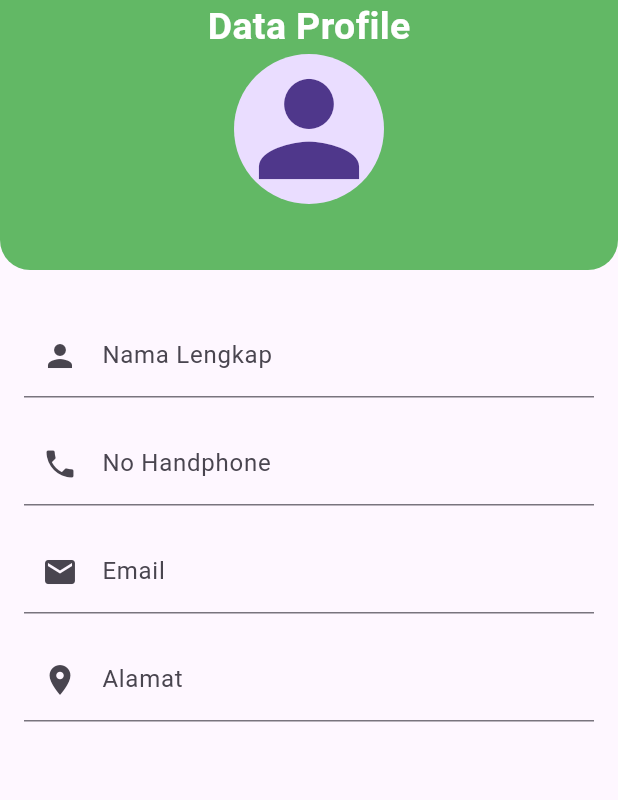
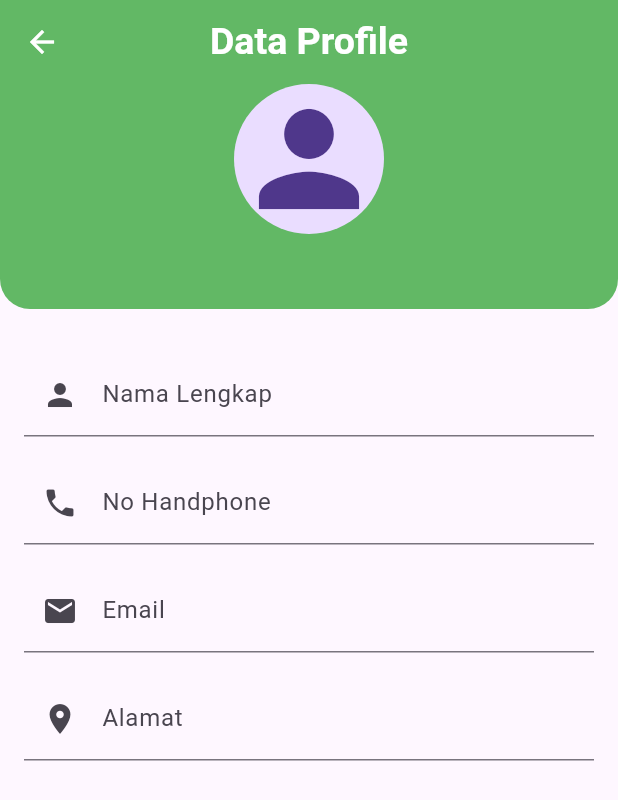
Before and after one commit to rafinas2133/banksampah, a Flutter app: the screen it shows once a user with an empty profile is signed in, item 4 of the bottom bar chosen, after a tap on "Data Profil", on a phone screen of 412 x 824 dp. Shown: the top 800 px of the screen. Run offline on Flutter 3.47's test engine with Material 3 defaults, Android fonts, the phone set to English and light mode, and no system bars; our stand-ins replace cloud_firestore, curved_navigation_bar, firebase_auth, firebase_core, flutter_spinkit; accounts and stored records are empty.

Commit message:
fix data profile, history

```diff
--- a/bank_sampah/lib/screens/home/profile.dart
+++ b/bank_sampah/lib/screens/home/profile.dart
@@ -30,12 +30,11 @@ class _ProfileState extends State<Profile> {
         if(snapshot.hasData){
 
           UserData? userData = snapshot.data;
-          return SafeArea(
-            child: Column(
+          return Column(
             children: [
               // Freeze Container
               Container(
-                  height: 180,
+                height: 200,
                 decoration: BoxDecoration(
                   color: Color.fromARGB(255, 98, 184, 101),
                   borderRadius: BorderRadius.only(
@@ -46,6 +45,7 @@ class _ProfileState extends State<Profile> {
                 child: Center(
                   child: Column(
                     children: [
+                      SizedBox(height: 20.0,),
                       Text(
                         'Profile',
                         style: TextStyle(
@@ -145,12 +145,12 @@ class _ProfileState extends State<Profile> {
                           ),
                         ),
                       ),
+                      SizedBox(height: 10.0,)
                     ],
                   ),
                 ),
               ),
             ],
-            ),
           );
         } else {
           return Loading();
--- a/bank_sampah/lib/screens/home/profile_page/data_profil.dart
+++ b/bank_sampah/lib/screens/home/profile_page/data_profil.dart
@@ -30,13 +30,25 @@ class _DataProfileState extends State<DataProfile> {
         if(snapshot.hasData){
 
           UserData? userData = snapshot.data;
-          return SafeArea(
-            child: Scaffold(
+          return Scaffold(
+            appBar: AppBar(
+              backgroundColor: Color.fromARGB(255, 98, 184, 101),
+              foregroundColor: Colors.white,
+              title: Text(
+                'Data Profile',
+                style: TextStyle(
+                  color: Colors.white,
+                  fontSize: 25,
+                  fontWeight: FontWeight.bold
+                ),
+              ),
+              centerTitle: true,
+            ),
             body: Column(
               children: [
                 // Freeze Container
                 Container(
-                    height: 180,
+                  height: 150,
                   decoration: BoxDecoration(
                     color: Color.fromARGB(255, 98, 184, 101),
                     borderRadius: BorderRadius.only(
@@ -47,14 +59,6 @@ class _DataProfileState extends State<DataProfile> {
                   child: Center(
                     child: Column(
                       children: [
-                          Text(
-                            'Data Profile',
-                            style: TextStyle(
-                              color: Colors.white,
-                              fontSize: 25,
-                              fontWeight: FontWeight.bold
-                            ),
-                          ),
                         CircleAvatar(
                           radius: 50,
                           child: Icon(
@@ -121,7 +125,6 @@ class _DataProfileState extends State<DataProfile> {
                 ),
               ],
             ),
-            ),
           );
         } else {
           return Loading();
--- a/bank_sampah/lib/screens/home/recycle_page/jsampah.dart
+++ b/bank_sampah/lib/screens/home/recycle_page/jsampah.dart
@@ -26,10 +26,12 @@ class _JsampahState extends State<Jsampah> {
                 Cartsampah(
                   title: 'Plastik',
                   imageas: 'asset/download.jpeg',
+                  ontap: () {},
                 ),
                 Cartsampah(
                   title: 'Kertas',
                   imageas: 'asset/kertas.jpeg',
+                  ontap: () {}
                 )
               ],
             ),
@@ -40,10 +42,12 @@ class _JsampahState extends State<Jsampah> {
                 Cartsampah(
                   title: 'Kaleng',
                   imageas: 'asset/kaleng.jpg',
+                  ontap: () {}
                 ),
                 Cartsampah(
                   title: 'Botol',
                   imageas: 'asset/botol.jpeg',
+                  ontap: () {}
                 )
               ],
             ),
@@ -55,6 +59,7 @@ class _JsampahState extends State<Jsampah> {
                 Cartsampah(
                   title: 'Besi',
                   imageas: 'asset/besi.jpeg',
+                  ontap: () {}
                 ),
               ],
             ),
```
Also changed, not shown: bank_sampah/lib/screens/home/history_page/history.dart (+96 -0 lines). Lines whose indentation alone changed are shown as unchanged.
